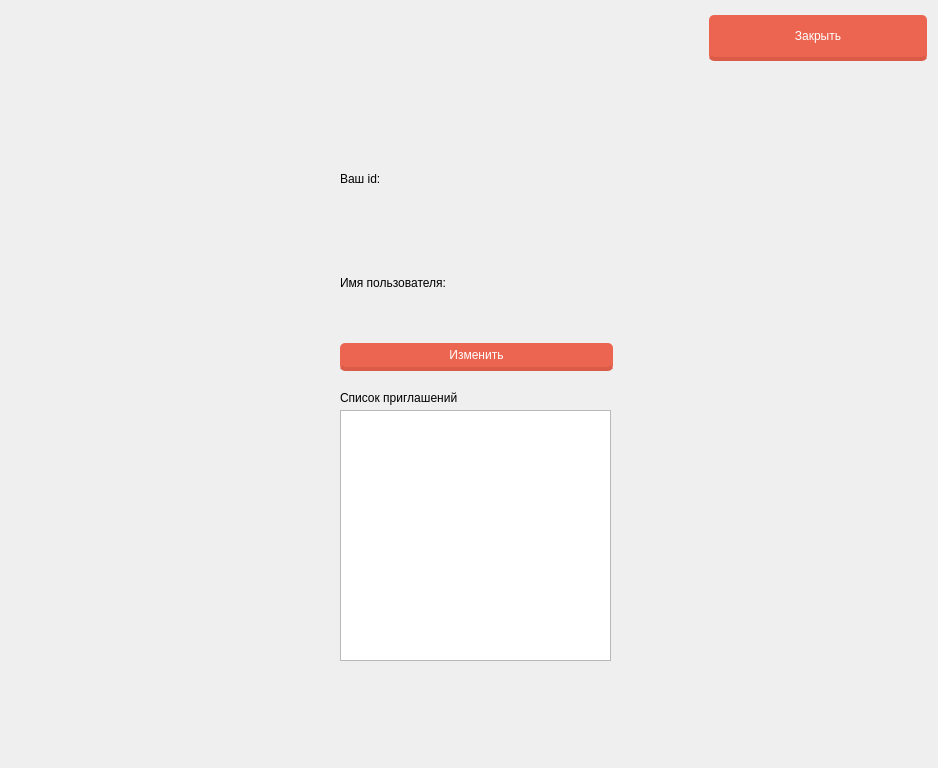
This is src/client/profile.ui in RanHum/ZLP-Library as Qt 5 draws it before an edit. The edited form follows.
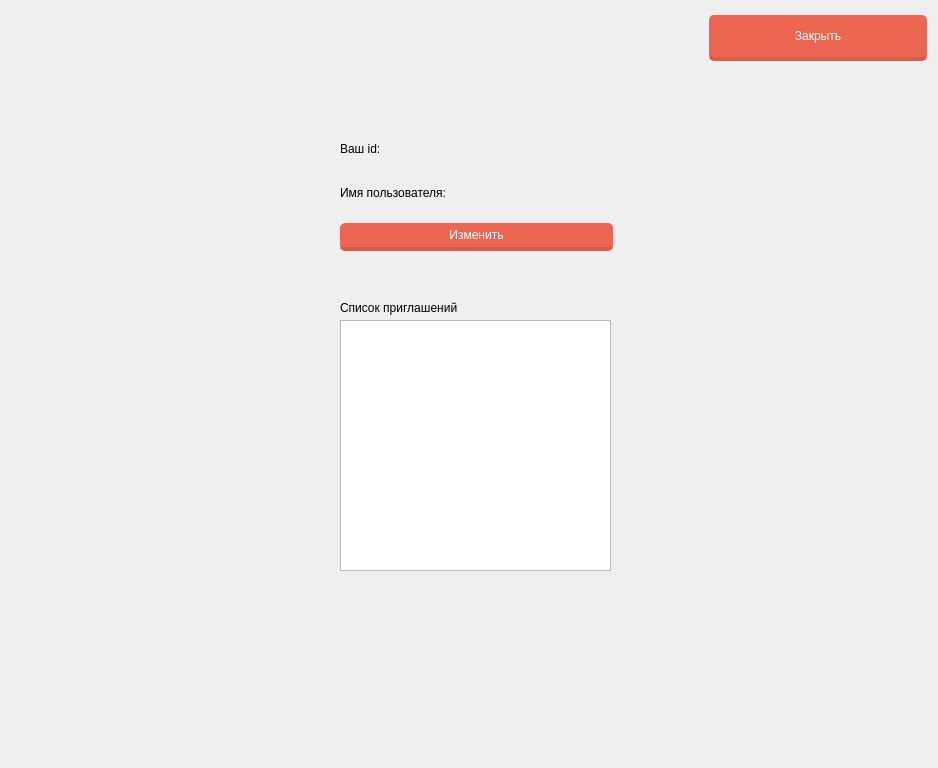
This is the edited form.

```diff
--- a/src/client/profile.ui
+++ b/src/client/profile.ui
@@ -47,7 +47,7 @@
      <x>340</x>
      <y>130</y>
      <width>276</width>
-     <height>241</height>
+     <height>121</height>
     </rect>
    </property>
    <layout class="QVBoxLayout" name="verticalLayout">
@@ -93,7 +93,7 @@
    <property name="geometry">
     <rect>
      <x>340</x>
-     <y>410</y>
+     <y>320</y>
      <width>271</width>
      <height>251</height>
     </rect>
@@ -103,7 +103,7 @@
    <property name="geometry">
     <rect>
      <x>340</x>
-     <y>390</y>
+     <y>300</y>
      <width>121</width>
      <height>16</height>
     </rect>
```
